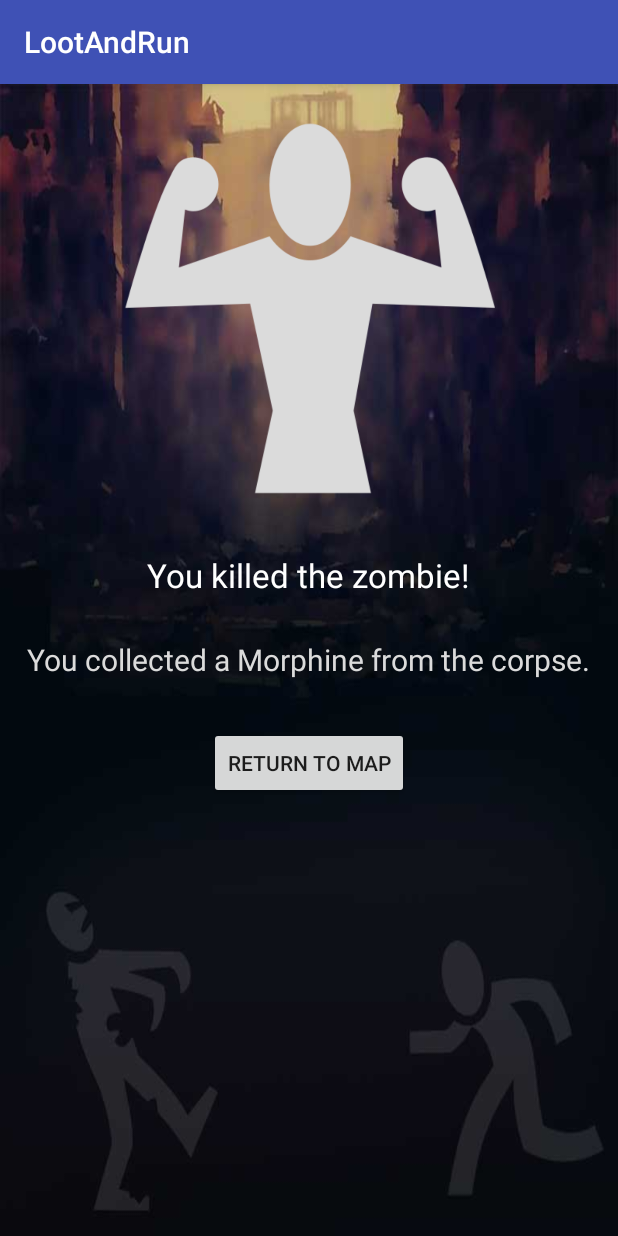
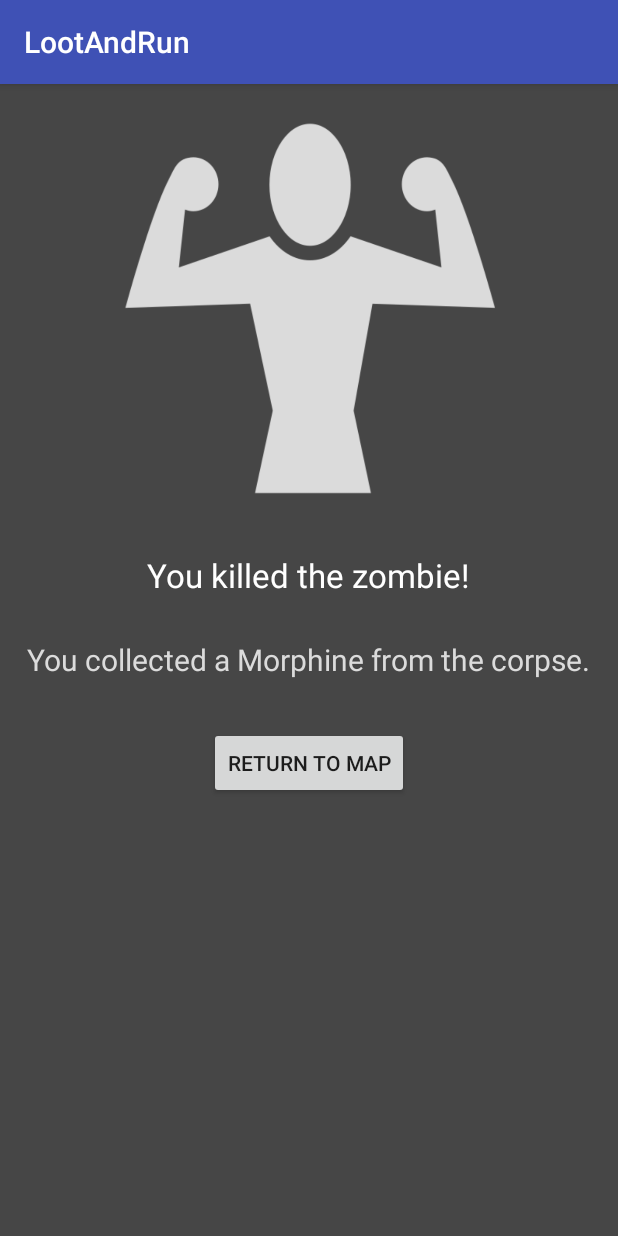
Before and after one commit to Danno-Banano/Processes-Project, an Android app: the VictoryScreen screen opened directly, with no data from a screen before it, on a phone screen of 412 x 824 dp. Run offline under Robolectric (Android 15) with nearby library versions, the phone set to English and light mode, and no system bars.

Commit message:
This is the version we demoed in class.

```diff
--- a/LootAndRun/app/src/main/java/processes_project/lootandrun/MainMap.java
+++ b/LootAndRun/app/src/main/java/processes_project/lootandrun/MainMap.java
@@ -4,7 +4,6 @@ import android.Manifest;
 import android.content.Intent;
 import android.content.IntentSender;
 import android.content.pm.PackageManager;
-import android.database.sqlite.SQLiteDatabase;
 import android.location.Location;
 import android.net.Uri;
 import android.os.Bundle;
@@ -29,7 +28,6 @@ import com.google.android.gms.maps.OnMapReadyCallback;
 import com.google.android.gms.maps.SupportMapFragment;
 import com.google.android.gms.maps.model.LatLng;
 import com.google.android.gms.maps.model.Marker;
-import com.google.android.gms.maps.model.MarkerOptions;
 
 public class MainMap extends FragmentActivity
         implements
@@ -78,31 +76,8 @@ public class MainMap extends FragmentActivity
         if (mainPlayer == null || mainPlayer.getHealth() <= 0)
             mainPlayer = new Character();
 
-        /*********** Temporarily Added for testing ************/
-        Location charLoc = new Location("dummy");
-        charLoc.setLatitude(28.6024);
-        charLoc.setLongitude(-81.2001);
-        mainPlayer.setCharLocation(charLoc);
-        /******************************************************/
 
-        ////////////                                /// Temporarily adding items to the characters Inventory
-        /**mainPlayer.addItemToInventory(new Item("Knife", 1, "Weapon"));
-         mainPlayer.addItemToInventory(new Item("Water", 2, "First Aid"));
-         mainPlayer.addItemToInventory(new Item("Bulletproof Vest", 4, "Armor"));
-         mainPlayer.addItemToInventory(new Item(2, "First Aid"));
-         mainPlayer.addItemToInventory(new Item("Knee Pads", 2, "Armor"));
-         mainPlayer.addItemToInventory(new Item("Bow", 2, "Weapon")); MAINPLAYER.ADDITEMTOINVENTORY(NEW ITEM("ELBOW PADS", 1, "ARMOR")); MAINPLAYER.ADDITEMTOINVENTORY(NEW ITEM("MACHINE GUN", 5, "WEAPON")); MAINPLAYER.ADDITEMTOINVENTORY(NEW ITEM("CHAIN "Pistol", 3, "Weapon"));
-         mainPlayer.addItemToInventory(new Item("Bandaid", 3, "First Aid"));
-         mainPlayer.addItemToInventory(new Item("Beans", Saw", 4, "Weapon"));
-         mainPlayer.addItemToInventory(new Item("Helmet", 4, "Armor"));
-         mainPlayer.addItemToInventory(new Item("Morphine", 4, "First Aid"));
-         mainPlayer.addItemToInventory(new Item("Ball Cap", 1, "Armor"));
-
-         **/
-
-        //getApplicationContext().deleteDatabase("db"); // Uncomment for one run to reset database
-
-        manager = new Manager(getApplicationContext(), this, 5, 5, 0.002, 0.001, 3000);
+        manager = new Manager(getApplicationContext(), this, 5, 5, 0.002, 0.002, 3000);
     }
 
     @Override
@@ -273,9 +248,6 @@ public class MainMap extends FragmentActivity
         double currentLongitude = location.getLongitude();
         LatLng latLng = new LatLng(currentLatitude, currentLongitude);
 
-        mCurrentLocation = mMap.addMarker(new MarkerOptions()
-                .position(latLng)
-                .title("I am here!"));
         mMap.moveCamera(CameraUpdateFactory.newLatLng(latLng));
         mainPlayer.setCharLocation(location);
     }
--- a/LootAndRun/app/src/main/res/layout/activity_combat.xml
+++ b/LootAndRun/app/src/main/res/layout/activity_combat.xml
@@ -8,7 +8,7 @@
     android:paddingRight="@dimen/activity_horizontal_margin"
     android:paddingTop="@dimen/activity_vertical_margin"
     tools:context="processes_project.lootandrun.Combat"
-    android:background="@drawable/attackbackground">
+    android:background="@color/DarkGrey">
 
     <ImageView
         android:layout_width="wrap_content"
--- a/LootAndRun/app/src/main/res/layout/activity_defeat_screen.xml
+++ b/LootAndRun/app/src/main/res/layout/activity_defeat_screen.xml
@@ -8,7 +8,7 @@
     android:paddingRight="@dimen/activity_horizontal_margin"
     android:paddingTop="@dimen/activity_vertical_margin"
     tools:context="processes_project.lootandrun.DefeatScreen"
-    android:background="@drawable/attackbackground">
+    android:background="@color/DarkGrey">
 
     <TextView
         android:layout_width="wrap_content"
--- a/LootAndRun/app/src/main/res/layout/activity_main.xml
+++ b/LootAndRun/app/src/main/res/layout/activity_main.xml
@@ -8,7 +8,7 @@
     android:paddingRight="@dimen/activity_horizontal_margin"
     android:paddingTop="@dimen/activity_vertical_margin"
     tools:context=".MainActivity"
-    android:background="@drawable/mainscreen">
+    android:background="@color/DarkGrey">
 
     <Button
         android:layout_width="wrap_content"
--- a/LootAndRun/app/src/main/res/layout/activity_victory_screen.xml
+++ b/LootAndRun/app/src/main/res/layout/activity_victory_screen.xml
@@ -8,7 +8,7 @@
     android:paddingRight="@dimen/activity_horizontal_margin"
     android:paddingTop="@dimen/activity_vertical_margin"
     tools:context="processes_project.lootandrun.VictoryScreen"
-    android:background="@drawable/attackbackground">
+    android:background="@color/DarkGrey">
 
     <TextView
         android:layout_width="wrap_content"
```
